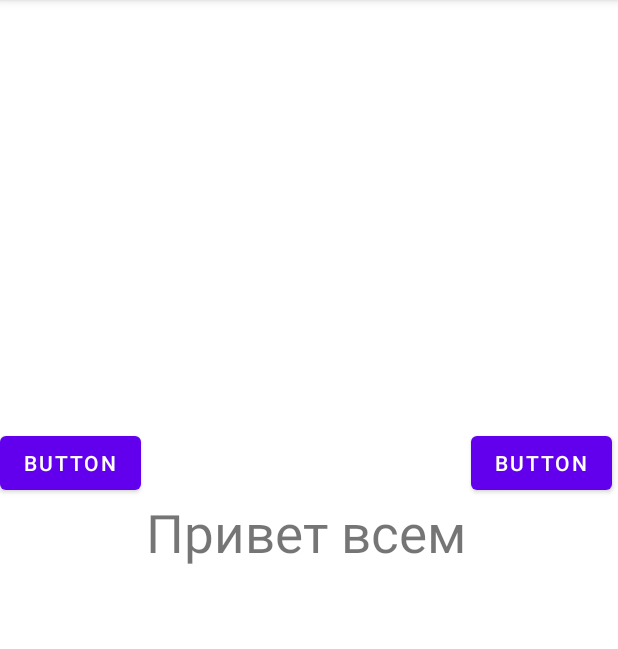
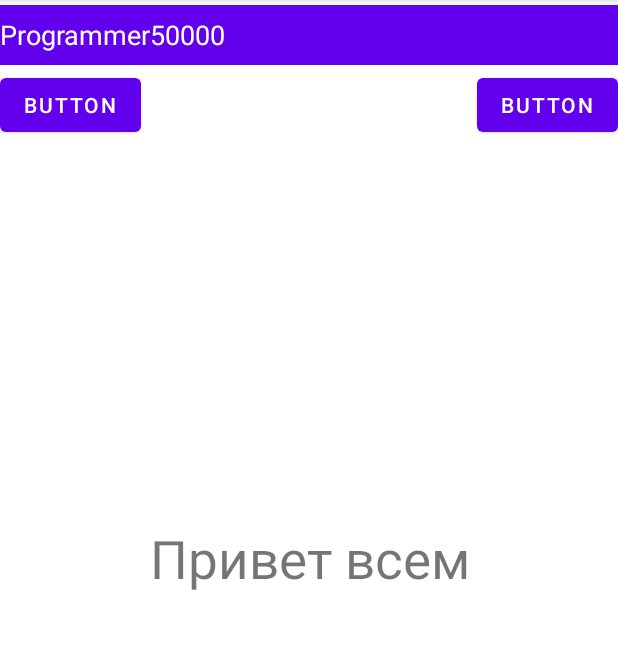
Before and after one commit to Talaybekovna/homework, an Android app: the screen it shows after launch (MainActivity), on a phone screen of 412 x 824 dp, the part 84-733 px from its top. Run offline under Robolectric (Android 15) with nearby library versions, the light colour scheme and no system bars.

Commit message:
added homework22

```diff
--- a/app/src/main/res/layout/activity_main.xml
+++ b/app/src/main/res/layout/activity_main.xml
@@ -7,8 +7,10 @@
     tools:context=".MainActivity">
 
     <TextView
+        android:id="@+id/textView4"
         android:layout_width="wrap_content"
         android:layout_height="wrap_content"
+        android:layout_marginTop="32dp"
         android:text="@string/greeting"
         android:textSize="35sp"
         app:layout_constraintBottom_toBottomOf="parent"
@@ -25,18 +27,33 @@
         android:text="Button"
         app:layout_constraintBottom_toBottomOf="parent"
         app:layout_constraintStart_toStartOf="parent"
-        app:layout_constraintTop_toTopOf="parent"
-        app:layout_constraintVertical_bias="0.395" />
+        app:layout_constraintTop_toBottomOf="@+id/textView3"
+        app:layout_constraintVertical_bias="0.004" />
 
     <Button
         android:id="@+id/button2"
         android:layout_width="wrap_content"
         android:layout_height="wrap_content"
-        android:layout_marginEnd="4dp"
         android:text="Button"
         app:layout_constraintBottom_toBottomOf="parent"
         app:layout_constraintEnd_toEndOf="parent"
+        app:layout_constraintTop_toBottomOf="@+id/textView3"
+        app:layout_constraintVertical_bias="0.004" />
+
+    <TextView
+        android:id="@+id/textView3"
+        android:layout_width="0dp"
+        android:layout_height="40dp"
+        android:layout_marginBottom="32dp"
+        android:background="@color/purple_500"
+        android:gravity="center_vertical"
+        android:text="@string/title"
+        android:textColor="@color/white"
+        android:textSize="18sp"
+        app:layout_constraintBottom_toTopOf="@+id/textView4"
+        app:layout_constraintEnd_toEndOf="parent"
+        app:layout_constraintStart_toStartOf="parent"
         app:layout_constraintTop_toTopOf="parent"
-        app:layout_constraintVertical_bias="0.395" />
+        app:layout_constraintVertical_bias="0.011" />
 
 </androidx.constraintlayout.widget.ConstraintLayout>
--- a/app/src/main/res/values/strings.xml
+++ b/app/src/main/res/values/strings.xml
@@ -1,4 +1,5 @@
 <resources>
     <string name="app_name">Homework</string>
     <string name="greeting">Привет всем</string>
+    <string name="title">Programmer50000</string>
 </resources>
```
